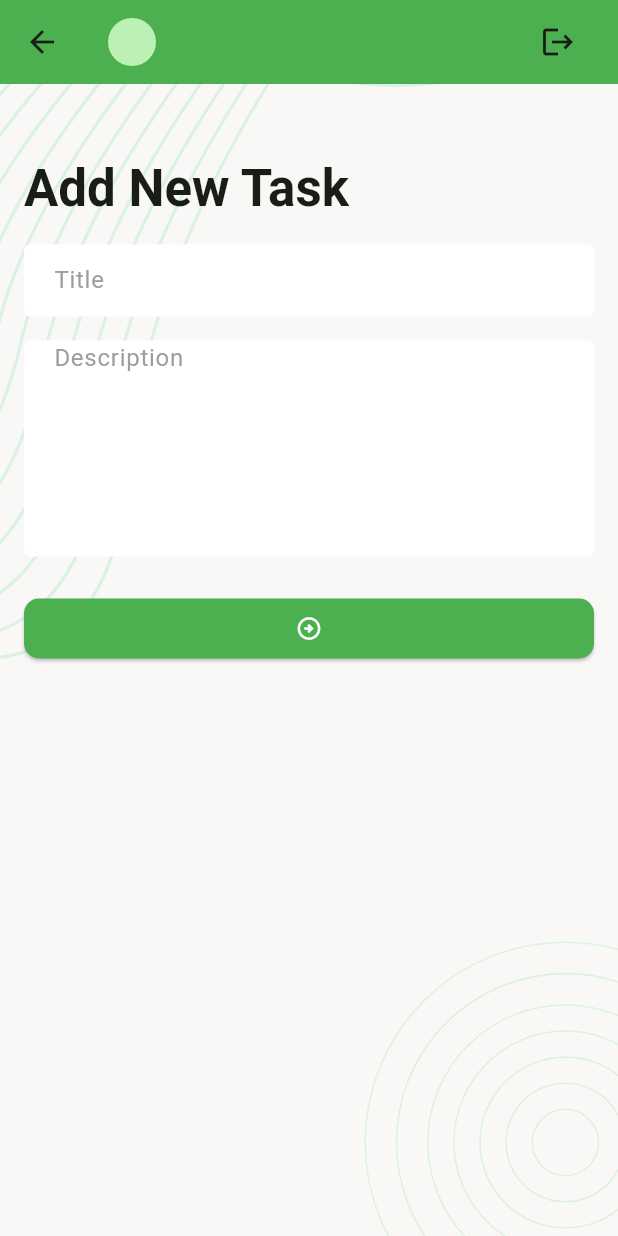
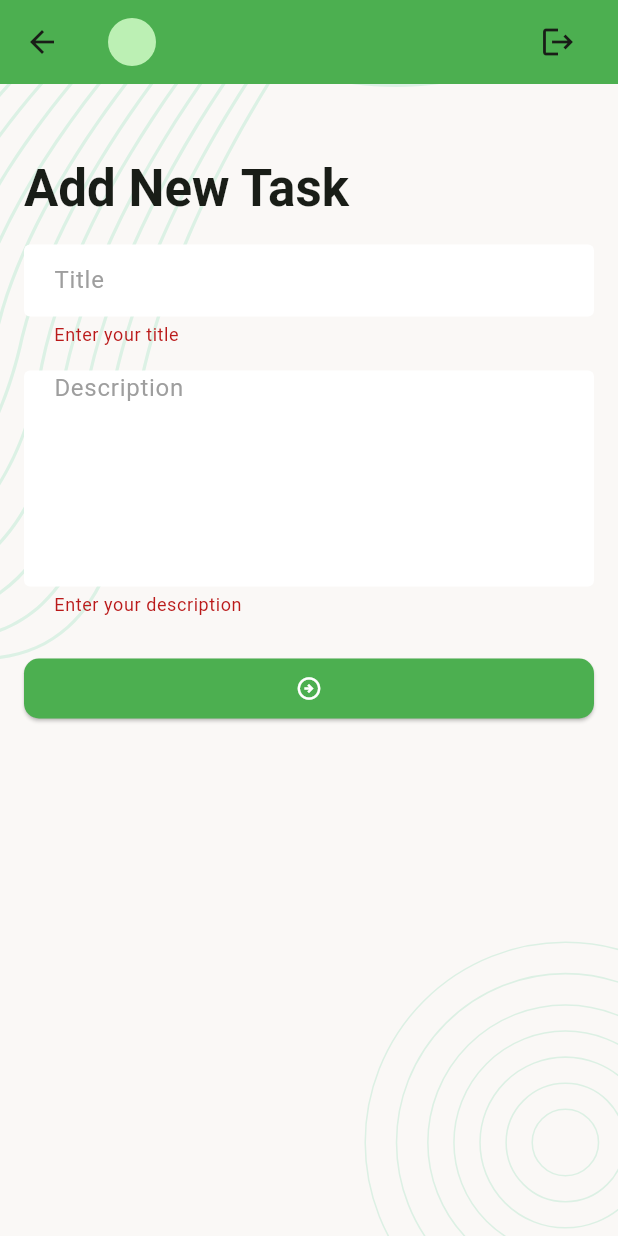
Before and after one commit to 07fahim/task_manager, a Flutter app: the AddNewTaskScreen screen opened directly, after a tap on the "arrow circle right" icon, on a phone screen of 412 x 824 dp. Run offline on Flutter 3.47's test engine with Material 3 defaults, Android fonts, the phone set to English and light mode, and no system bars; our stand-ins replace flutter_svg, pin_code_fields, shared_preferences; accounts and stored records are empty.

Commit message:
add new task

```diff
--- a/lib/UI/Screens/add_new_task_screen.dart
+++ b/lib/UI/Screens/add_new_task_screen.dart
@@ -5,7 +5,7 @@ import 'package:task_manager/UI/Widgets/tm_app_bar.dart';
 class AddNewTaskScreen extends StatefulWidget {
   const AddNewTaskScreen({super.key});
 
-  static const String  name='/add-new-task';
+  static const String name = '/add-new-task';
 
   @override
   State<AddNewTaskScreen> createState() => _AddNewTaskScreenState();
@@ -13,8 +13,11 @@ class AddNewTaskScreen extends StatefulWidget {
 
 class _AddNewTaskScreenState extends State<AddNewTaskScreen> {
   final TextEditingController _titleTextController = TextEditingController();
-  final TextEditingController _descriptionTextController = TextEditingController();
+  final TextEditingController _descriptionTextController =
+      TextEditingController();
   final GlobalKey<FormState> _formKey = GlobalKey<FormState>();
+  bool _addNewTaskInProgress = false;
+
   @override
   Widget build(BuildContext context) {
     final textTheme = Theme.of(context).textTheme;
@@ -28,29 +31,47 @@ class _AddNewTaskScreenState extends State<AddNewTaskScreen> {
             child: Column(
               crossAxisAlignment: CrossAxisAlignment.start,
               children: [
-               const SizedBox(height: 32,),
-                Text("Add New Task",style: textTheme.titleLarge),
-                const SizedBox(height: 16,),
+                const SizedBox(
+                  height: 32,
+                ),
+                Text("Add New Task", style: textTheme.titleLarge),
+                const SizedBox(
+                  height: 16,
+                ),
                 TextFormField(
                   controller: _titleTextController,
                   decoration: const InputDecoration(
-                    hintText: "Title"
+                    hintText: "Title",
                   ),
+                  validator: (String? value) {
+                    if ((value?.trim().isEmpty ?? true)) {
+                      return 'Enter your title';
+                    }
+                    return null;
+                  },
                 ),
-                const SizedBox(height: 16,),
+                const SizedBox(
+                  height: 16,
+                ),
                 TextFormField(
                   controller: _descriptionTextController,
                   maxLines: 6,
-                  decoration: const InputDecoration(
-                      hintText: "Description"
-                  ),
+                  decoration: const InputDecoration(hintText: "Description"),
+                  validator: (String? value) {
+                    if ((value?.trim().isEmpty ?? true)) {
+                      return 'Enter your description';
+                    }
+                    return null;
+                  },
                 ),
-                const SizedBox(height:24,),
+                const SizedBox(
+                  height: 24,
+                ),
                 ElevatedButton(
                     onPressed: () {
+                      if (_formKey.currentState!.validate()) ;
                     },
                     child: const Icon(Icons.arrow_circle_right_outlined)),
-
               ],
             ),
           ),
@@ -58,6 +79,12 @@ class _AddNewTaskScreenState extends State<AddNewTaskScreen> {
       ),
     );
   }
+
+  Future<void> _createNewTask() async {
+    _addNewTaskInProgress = true;
+    setState(() {});
+  }
+
   @override
   void dispose() {
     _titleTextController.dispose();
```
